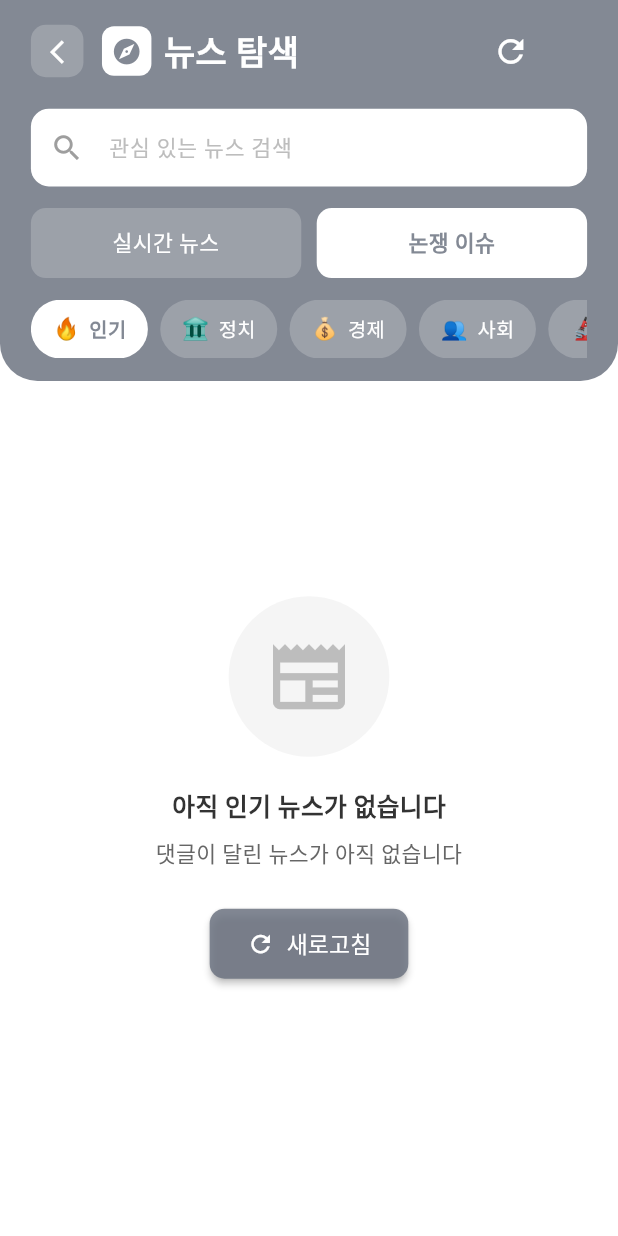
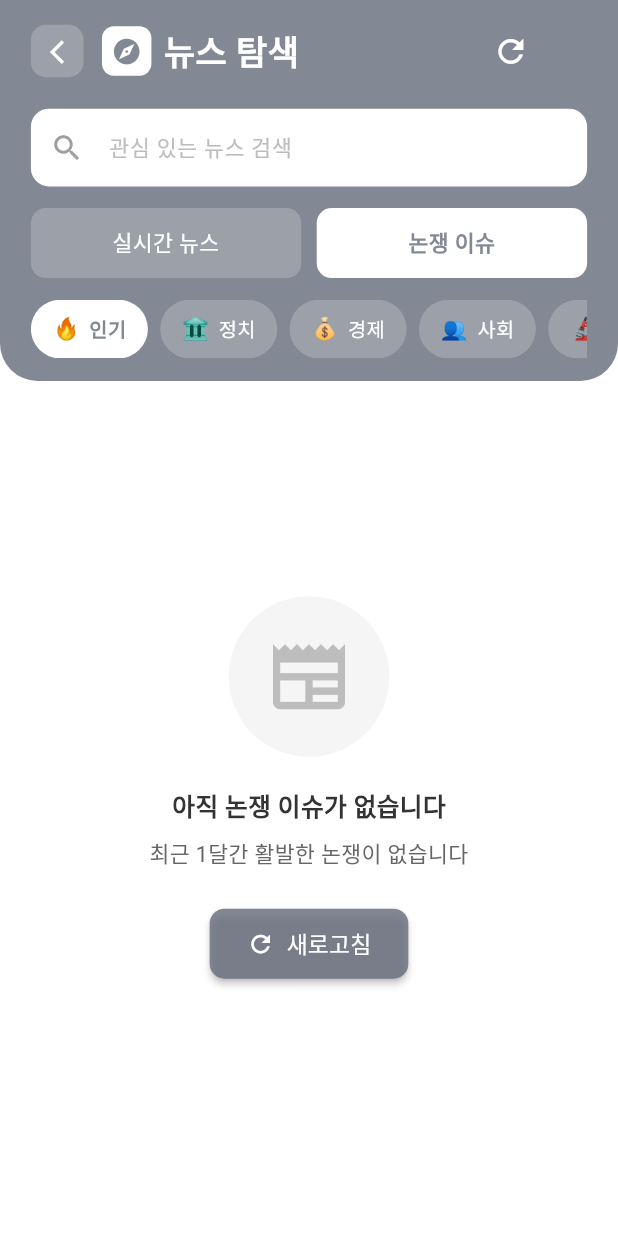
Before and after one commit to Liuese0/VS_News, a Flutter app: the ExploreScreen screen opened directly, after a tap on "논쟁 이슈", on a phone screen of 412 x 824 dp. Run offline on Flutter 3.47's test engine with Material 3 defaults, Android fonts, the phone set to English and light mode, and no system bars; our stand-ins replace cloud_firestore, device_info_plus, dio, firebase_core, flutter_secure_storage, google_mobile_ads and 1 more; accounts and stored records are empty; network calls fail; Roboto replaces fonts that are missing (Pretendard).

Commit message:
news_forum

```diff
--- a/lib/screens/news_explorer_screen.dart
+++ b/lib/screens/news_explorer_screen.dart
@@ -114,9 +114,10 @@ class _ExploreScreenState extends State<ExploreScreen>
 
     _lastScrollOffset = currentScrollOffset;
 
-    // 페이지네이션: 모든 카테고리에서 지원
+    // 페이지네이션: 논쟁 이슈 탭 제외한 모든 카테고리에서 지원
     // 스크롤이 80% 이상 도달하면 다음 페이지 로드
     if (!_isLoadingMore &&
+        _selectedTab == 0 && // 실시간 뉴스 탭에서만 페이지네이션
         _scrollController.position.pixels >=
             _scrollController.position.maxScrollExtent * 0.8) {
       if (_selectedCategory == '인기') {
@@ -158,10 +159,17 @@ class _ExploreScreenState extends State<ExploreScreen>
     });
 
     try {
-      if (_selectedCategory == '인기') {
-        await _loadPopularNews();
-      } else {
-        await _loadCategoryNewsInitial();
+      // 논쟁 이슈 탭이 선택된 경우
+      if (_selectedTab == 1) {
+        await _loadControversialIssues();
+      }
+      // 실시간 뉴스 탭이 선택된 경우
+      else {
+        if (_selectedCategory == '인기') {
+          await _loadPopularNews();
+        } else {
+          await _loadCategoryNewsInitial();
+        }
       }
     } catch (e) {
       if (mounted) {
@@ -329,20 +337,46 @@ class _ExploreScreenState extends State<ExploreScreen>
       final newsUrls = newsList.map((news) => news.url).toList();
       final statsMap = await _firestoreService.getBatchNewsStats(newsUrls);
 
-      // commentCount 기준으로 정렬하여 상위 3개 추출
+      // 최근 24시간 기준 시간 계산
+      final oneDayAgo = DateTime.now().subtract(const Duration(hours: 24));
+
+      // 투표+댓글 수 기준으로 정렬하여 상위 3개 추출 (최근 24시간 데이터만)
       final newsWithStats = newsList.map((news) {
-        final stats = statsMap[news.url] ?? {'commentCount': 0};
+        final stats = statsMap[news.url] ?? {
+          'commentCount': 0,
+          'proVotes': 0,
+          'conVotes': 0,
+          'lastCommentAt': null,
+        };
+
+        final commentCount = stats['commentCount'] as int;
+        final proVotes = stats['proVotes'] as int;
+        final conVotes = stats['conVotes'] as int;
+        final lastCommentAt = stats['lastCommentAt'];
+
+        // 최근 24시간 이내 활동이 있는지 확인
+        bool isRecentActivity = false;
+        if (lastCommentAt != null) {
+          final lastActivityDate = (lastCommentAt as Timestamp).toDate();
+          isRecentActivity = lastActivityDate.isAfter(oneDayAgo);
+        }
+
+        // 최근 24시간 이내 활동이 있는 경우에만 투표+댓글 수를 계산
+        final totalEngagement = isRecentActivity ? (commentCount + proVotes + conVotes) : 0;
+
         return {
           'news': news,
-          'commentCount': stats['commentCount'] as int,
+          'commentCount': commentCount,
+          'totalEngagement': totalEngagement,
+          'isRecentActivity': isRecentActivity,
         };
       }).toList();
 
-      // commentCount 기준 내림차순 정렬
+      // 투표+댓글 총합 기준 내림차순 정렬
       newsWithStats.sort((a, b) {
-        final aCount = (a['commentCount'] ?? 0) as int;
-        final bCount = (b['commentCount'] ?? 0) as int;
-        return bCount.compareTo(aCount);
+        final aEngagement = (a['totalEngagement'] ?? 0) as int;
+        final bEngagement = (b['totalEngagement'] ?? 0) as int;
+        return bEngagement.compareTo(aEngagement);
       });
 
 
@@ -395,6 +429,66 @@ class _ExploreScreenState extends State<ExploreScreen>
     } finally {
       if (mounted) {
         setState(() => _isLoadingMore = false);
+      }
+    }
+  }
+
+  Future<void> _loadControversialIssues() async {
+    try {
+      final controversialIssues = await _firestoreService.getControversialIssues();
+
+      if (controversialIssues.isEmpty) {
+        if (mounted) {
+          setState(() {
+            _newsList = [];
+            _hasMore = false;
+            _popularNewsUrls.clear();
+          });
+        }
+        return;
+      }
+
+      final newsProvider = context.read<NewsProvider>();
+      List<AutoCollectedNews> controversialNewsList = [];
+
+      for (var issue in controversialIssues) {
+        final newsUrl = issue['newsUrl'] as String;
+
+        var news = newsProvider.getNewsByUrl(newsUrl);
+
+        if (news == null) {
+          // 뉴스 메타데이터가 newsStats에 저장되어 있음
+          news = AutoCollectedNews(
+            title: issue['title'] ?? '제목 없음',
+            description: issue['description'] ?? '자세한 내용을 보려면 클릭하세요',
+            url: newsUrl,
+            source: issue['source'] ?? '뉴스',
+            imageUrl: issue['imageUrl'],
+            publishedAt: (issue['lastCommentTime'] as Timestamp?)?.toDate() ?? DateTime.now(),
+            autoCategory: '논쟁이슈',
+            autoTags: [],
+          );
+        }
+
+        controversialNewsList.add(news);
+      }
+
+      if (mounted) {
+        setState(() {
+          _newsList = controversialNewsList;
+          _hasMore = false; // 논쟁 이슈는 10개만 표시하므로 페이지네이션 없음
+          // 논쟁 이슈는 모두 인기 뉴스이므로 상위 3개에 순위 표시
+          _popularNewsUrls = controversialNewsList.take(3).map((news) => news.url).toList();
+        });
+      }
+    } catch (e) {
+      print('논쟁 이슈 로드 실패: $e');
+      if (mounted) {
+        setState(() {
+          _newsList = [];
+          _hasMore = false;
+          _popularNewsUrls.clear();
+        });
       }
     }
   }
@@ -594,6 +688,7 @@ class _ExploreScreenState extends State<ExploreScreen>
     return GestureDetector(
       onTap: () {
         setState(() => _selectedTab = index);
+        _loadNews(); // 탭 변경 시 뉴스 다시 로드
       },
       child: Container(
         padding: EdgeInsets.symmetric(vertical: screenWidth * 0.03),
@@ -774,7 +869,11 @@ class _ExploreScreenState extends State<ExploreScreen>
           ),
           SizedBox(height: screenWidth * 0.05),
           Text(
-            _selectedCategory == '인기' ? '아직 인기 뉴스가 없습니다' : '뉴스가 없습니다',
+            _selectedTab == 1
+                ? '아직 논쟁 이슈가 없습니다'
+                : _selectedCategory == '인기'
+                ? '아직 인기 뉴스가 없습니다'
+                : '뉴스가 없습니다',
             style: TextStyle(
               fontSize: screenWidth * 0.04,
               fontWeight: FontWeight.bold,
@@ -785,7 +884,9 @@ class _ExploreScreenState extends State<ExploreScreen>
           Padding(
             padding: EdgeInsets.symmetric(horizontal: screenWidth * 0.1),
             child: Text(
-              _selectedCategory == '인기'
+              _selectedTab == 1
+                  ? '최근 1달간 활발한 논쟁이 없습니다'
+                  : _selectedCategory == '인기'
                   ? '댓글이 달린 뉴스가 아직 없습니다'
                   : '다른 카테고리를 선택하거나 새로고침해주세요',
               style: TextStyle(
--- a/lib/services/firestore_service.dart
+++ b/lib/services/firestore_service.dart
@@ -590,29 +590,109 @@ class FirestoreService {
 
   // ========== 인기 토론 (페이지네이션 추가) ==========
 
-  /// 인기 토론 가져오기 (commentCount 기준 정렬, 페이지네이션 지원)
+  /// 인기 토론 가져오기 (최근 24시간 투표+댓글 수 기준 정렬, 페이지네이션 지원)
   Future<Map<String, dynamic>> getPopularDiscussions({
     int limit = 10, // 페이지당 10개로 변경
     DocumentSnapshot? lastDocument,
   }) async {
+    // 최근 24시간 기준 시간 계산
+    final oneDayAgo = DateTime.now().subtract(const Duration(hours: 24));
+
+    // 최근 24시간 활동이 있는 뉴스를 가져오기 (충분히 많은 수를 가져옴)
     Query query = _firestore
         .collection('newsStats')
-        .orderBy('commentCount', descending: true)
-        .limit(limit);
-
-    // 페이지네이션: 마지막 문서부터 시작
-    if (lastDocument != null) {
-      query = query.startAfterDocument(lastDocument);
-    }
+        .where('lastCommentAt', isGreaterThanOrEqualTo: Timestamp.fromDate(oneDayAgo))
+        .orderBy('lastCommentAt', descending: true)
+        .limit(100); // 충분한 데이터를 가져와서 클라이언트에서 정렬
 
     final snapshot = await query.get();
 
+    // 투표 수 + 댓글 수 기준으로 정렬
     final discussions = snapshot.docs.map((doc) {
       final data = doc.data() as Map<String, dynamic>;
+      final commentCount = data['commentCount'] ?? 0;
+      final proVotes = data['proVotes'] ?? 0;
+      final conVotes = data['conVotes'] ?? 0;
+      final totalEngagement = commentCount + proVotes + conVotes;
+
       return {
         'newsUrl': data['newsUrl'] ?? '',
-        'commentCount': data['commentCount'] ?? 0,
+        'commentCount': commentCount,
         'participantCount': data['participantCount'] ?? 0,
+        'proVotes': proVotes,
+        'conVotes': conVotes,
+        'totalEngagement': totalEngagement,
+        'lastCommentTime': data['lastCommentAt'],
+        'title': data['title'] ?? '제목 없음',
+        'description': data['description'] ?? '',
+        'imageUrl': data['imageUrl'],
+        'source': data['source'] ?? '뉴스',
+        'doc': doc,
+      };
+    }).toList();
+
+    // 투표+댓글 총합 기준으로 내림차순 정렬
+    discussions.sort((a, b) {
+      final aEngagement = a['totalEngagement'] as int;
+      final bEngagement = b['totalEngagement'] as int;
+      return bEngagement.compareTo(aEngagement);
+    });
+
+    // 페이지네이션 처리
+    final startIndex = lastDocument != null
+        ? discussions.indexWhere((d) => (d['doc'] as DocumentSnapshot).id == lastDocument.id) + 1
+        : 0;
+
+    final endIndex = (startIndex + limit).clamp(0, discussions.length);
+    final paginatedDiscussions = discussions.sublist(
+        startIndex.clamp(0, discussions.length),
+        endIndex
+    );
+
+    // doc 필드 제거 (반환용)
+    final result = paginatedDiscussions.map((d) {
+      d.remove('doc');
+      return d;
+    }).toList();
+
+    return {
+      'discussions': result,
+      'lastDocument': paginatedDiscussions.isNotEmpty
+          ? paginatedDiscussions.last['doc']
+          : null,
+      'hasMore': endIndex < discussions.length,
+    };
+  }
+
+  /// 논쟁 이슈 가져오기 (최근 1달간 투표+댓글 수 기준 정렬, 상위 10개만)
+  Future<List<Map<String, dynamic>>> getControversialIssues() async {
+    // 최근 1달 기준 시간 계산
+    final oneMonthAgo = DateTime.now().subtract(const Duration(days: 30));
+
+    // 최근 1달간 활동이 있는 뉴스를 가져오기
+    Query query = _firestore
+        .collection('newsStats')
+        .where('lastCommentAt', isGreaterThanOrEqualTo: Timestamp.fromDate(oneMonthAgo))
+        .orderBy('lastCommentAt', descending: true)
+        .limit(200); // 충분한 데이터를 가져와서 클라이언트에서 정렬
+
+    final snapshot = await query.get();
+
+    // 투표 수 + 댓글 수 기준으로 정렬
+    final discussions = snapshot.docs.map((doc) {
+      final data = doc.data() as Map<String, dynamic>;
+      final commentCount = data['commentCount'] ?? 0;
+      final proVotes = data['proVotes'] ?? 0;
+      final conVotes = data['conVotes'] ?? 0;
+      final totalEngagement = commentCount + proVotes + conVotes;
+
+      return {
+        'newsUrl': data['newsUrl'] ?? '',
+        'commentCount': commentCount,
+        'participantCount': data['participantCount'] ?? 0,
+        'proVotes': proVotes,
+        'conVotes': conVotes,
+        'totalEngagement': totalEngagement,
         'lastCommentTime': data['lastCommentAt'],
         'title': data['title'] ?? '제목 없음',
         'description': data['description'] ?? '',
@@ -621,11 +701,15 @@ class FirestoreService {
       };
     }).toList();
 
-    return {
-      'discussions': discussions,
-      'lastDocument': snapshot.docs.isNotEmpty ? snapshot.docs.last : null,
-      'hasMore': snapshot.docs.length == limit,
-    };
+    // 투표+댓글 총합 기준으로 내림차순 정렬
+    discussions.sort((a, b) {
+      final aEngagement = a['totalEngagement'] as int;
+      final bEngagement = b['totalEngagement'] as int;
+      return bEngagement.compareTo(aEngagement);
+    });
+
+    // 상위 10개만 반환
+    return discussions.take(10).toList();
   }
 
   /// 사용자가 참여한 토론 가져오기
```
